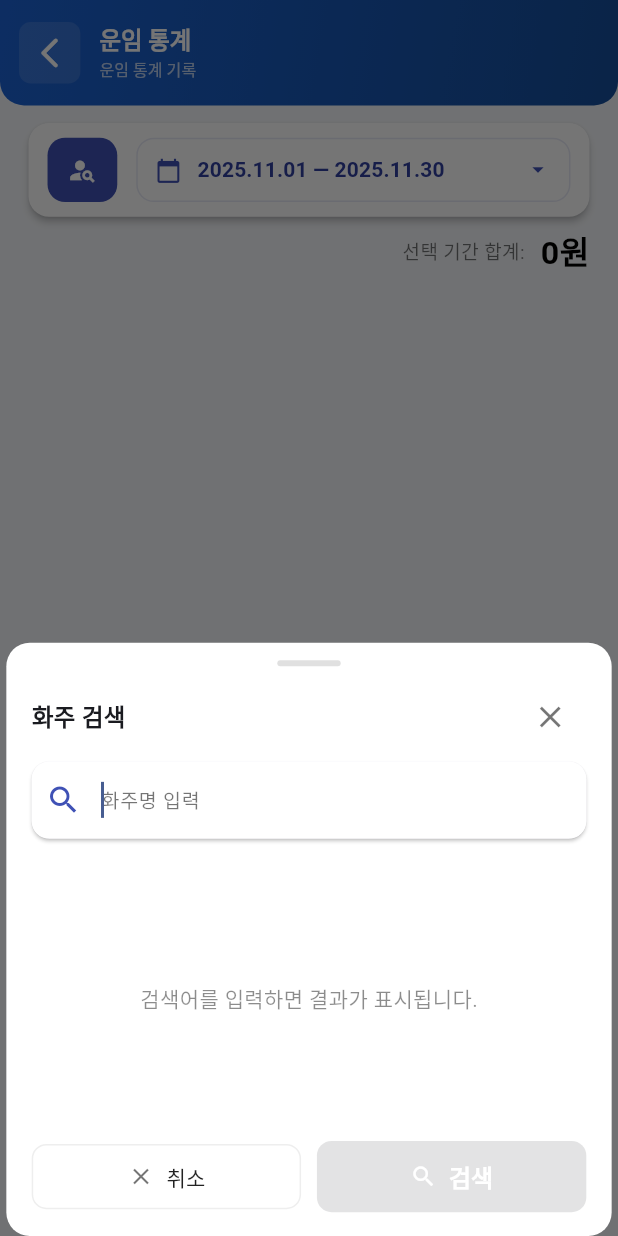
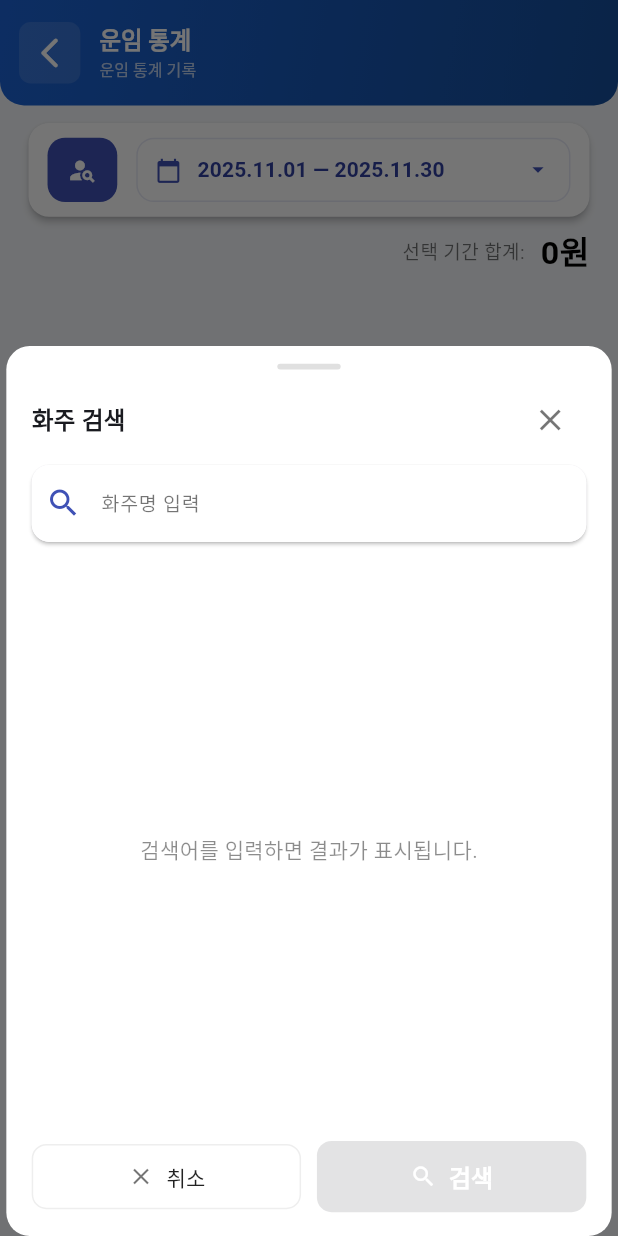
Before and after one commit to jang1231111/line-all-company, a Flutter app: the StatisticsPage screen opened by its route, after a tap on the "person search" icon, on a phone screen of 412 x 824 dp. Run offline on Flutter 3.47's test engine with Material 3 defaults, Android fonts, the phone set to English and light mode, and no system bars; our stand-ins replace dio, firebase_core, firebase_crashlytics, flutter_dotenv, flutter_riverpod, flutter_screenutil and 5 more; missing offline and left inert: mailer, tutorial_coach_mark; accounts and stored records are empty.

Commit message:
🐛 통계 페이지, 키보드 가림 수정 - 화주 검색 모달, 키보드 가림 수정

```diff
--- a/lib/features/condition/presentation/pages/statistics_page.dart
+++ b/lib/features/condition/presentation/pages/statistics_page.dart
@@ -1,3 +1,5 @@
+import 'dart:async';
+
 import 'package:flutter/material.dart';
 import 'package:intl/intl.dart';
 import 'package:flutter_screenutil/flutter_screenutil.dart';
@@ -101,17 +103,24 @@ class _StatisticsPageState extends ConsumerState<StatisticsPage> {
 
     final controller = TextEditingController(text: _searchQuery);
 
+    // ensure sheet moves up when keyboard opens: use AnimatedPadding with MediaQuery.viewInsets
     final result = await showModalBottomSheet<String?>(
       context: context,
       isScrollControlled: true,
       backgroundColor: Colors.transparent,
       builder: (ctx) {
         return SafeArea(
+          child: AnimatedPadding(
+            // padding follows viewInsets (keyboard) so modal content shifts up automatically
+            padding: MediaQuery.of(ctx).viewInsets,
+            duration: const Duration(milliseconds: 250),
+            curve: Curves.easeOut,
             child: Padding(
               padding: EdgeInsets.symmetric(horizontal: 4.w),
               child: DraggableScrollableSheet(
                 expand: false,
-              initialChildSize: 0.48,
+                // increase initial height so input stays visible when keyboard opens
+                initialChildSize: 0.72,
                 minChildSize: 0.32,
                 maxChildSize: 0.9,
                 builder: (_, scrollCtl) {
@@ -122,12 +131,8 @@ class _StatisticsPageState extends ConsumerState<StatisticsPage> {
                           color: Colors.white,
                           borderRadius: BorderRadius.circular(16.r),
                         ),
-                      padding: EdgeInsets.fromLTRB(
-                        16.w,
-                        12.h,
-                        16.w,
-                        MediaQuery.of(ctx).viewInsets.bottom + 16.h,
-                      ),
+                        // keep a small bottom padding (keyboard handled by AnimatedPadding)
+                        padding: EdgeInsets.fromLTRB(16.w, 12.h, 16.w, 16.h),
                         child: Column(
                           crossAxisAlignment: CrossAxisAlignment.start,
                           children: [
@@ -156,7 +161,10 @@ class _StatisticsPageState extends ConsumerState<StatisticsPage> {
                                   ),
                                 ),
                                 IconButton(
-                                icon: Icon(Icons.close, color: Colors.black54),
+                                  icon: Icon(
+                                    Icons.close,
+                                    color: Colors.black54,
+                                  ),
                                   onPressed: () => Navigator.of(ctx).pop(null),
                                 ),
                               ],
@@ -169,7 +177,7 @@ class _StatisticsPageState extends ConsumerState<StatisticsPage> {
                               borderRadius: BorderRadius.circular(12.r),
                               child: TextField(
                                 controller: controller,
-                              autofocus: true,
+                                autofocus: false,
                                 onChanged: (v) => setSt(() {}),
                                 onSubmitted: (v) =>
                                     Navigator.of(ctx).pop(v.trim()),
@@ -195,7 +203,9 @@ class _StatisticsPageState extends ConsumerState<StatisticsPage> {
                                             setSt(() {});
                                           },
                                           child: Padding(
-                                          padding: EdgeInsets.only(right: 12.w),
+                                            padding: EdgeInsets.only(
+                                              right: 12.w,
+                                            ),
                                             child: Icon(
                                               Icons.close,
                                               color: Colors.grey,
@@ -244,7 +254,9 @@ class _StatisticsPageState extends ConsumerState<StatisticsPage> {
                                           vertical: 8.h,
                                         ),
                                         decoration: BoxDecoration(
-                                        color: Colors.indigo.withOpacity(0.06),
+                                          color: Colors.indigo.withOpacity(
+                                            0.06,
+                                          ),
                                           borderRadius: BorderRadius.circular(
                                             18.r,
                                           ),
@@ -349,7 +361,8 @@ class _StatisticsPageState extends ConsumerState<StatisticsPage> {
                               children: [
                                 Expanded(
                                   child: OutlinedButton.icon(
-                                  onPressed: () => Navigator.of(ctx).pop(null),
+                                    onPressed: () =>
+                                        Navigator.of(ctx).pop(null),
                                     icon: Icon(
                                       Icons.close,
                                       color: Colors.black54,
@@ -367,7 +380,9 @@ class _StatisticsPageState extends ConsumerState<StatisticsPage> {
                                         vertical: 12.h,
                                       ),
                                       shape: RoundedRectangleBorder(
-                                      borderRadius: BorderRadius.circular(10.r),
+                                        borderRadius: BorderRadius.circular(
+                                          10.r,
+                                        ),
                                       ),
                                     ),
                                   ),
@@ -380,7 +395,10 @@ class _StatisticsPageState extends ConsumerState<StatisticsPage> {
                                         : () => Navigator.of(
                                             ctx,
                                           ).pop(controller.text.trim()),
-                                  icon: Icon(Icons.search, color: Colors.white),
+                                    icon: Icon(
+                                      Icons.search,
+                                      color: Colors.white,
+                                    ),
                                     label: Text(
                                       '검색',
                                       style: TextStyle(color: Colors.white),
@@ -395,7 +413,9 @@ class _StatisticsPageState extends ConsumerState<StatisticsPage> {
                                           ? Colors.indigo.shade100
                                           : Colors.indigo,
                                       shape: RoundedRectangleBorder(
-                                      borderRadius: BorderRadius.circular(10.r),
+                                        borderRadius: BorderRadius.circular(
+                                          10.r,
+                                        ),
                                       ),
                                     ),
                                   ),
@@ -410,9 +430,13 @@ class _StatisticsPageState extends ConsumerState<StatisticsPage> {
                 },
               ),
             ),
+          ),
         );
       },
     );
+
+    // dispose focus node once bottom sheet is dismissed
+    // try { focusNode.dispose(); } catch (_) {}
 
     if (result != null) {
       setState(() {
```
Lines whose indentation alone changed are shown as unchanged.
